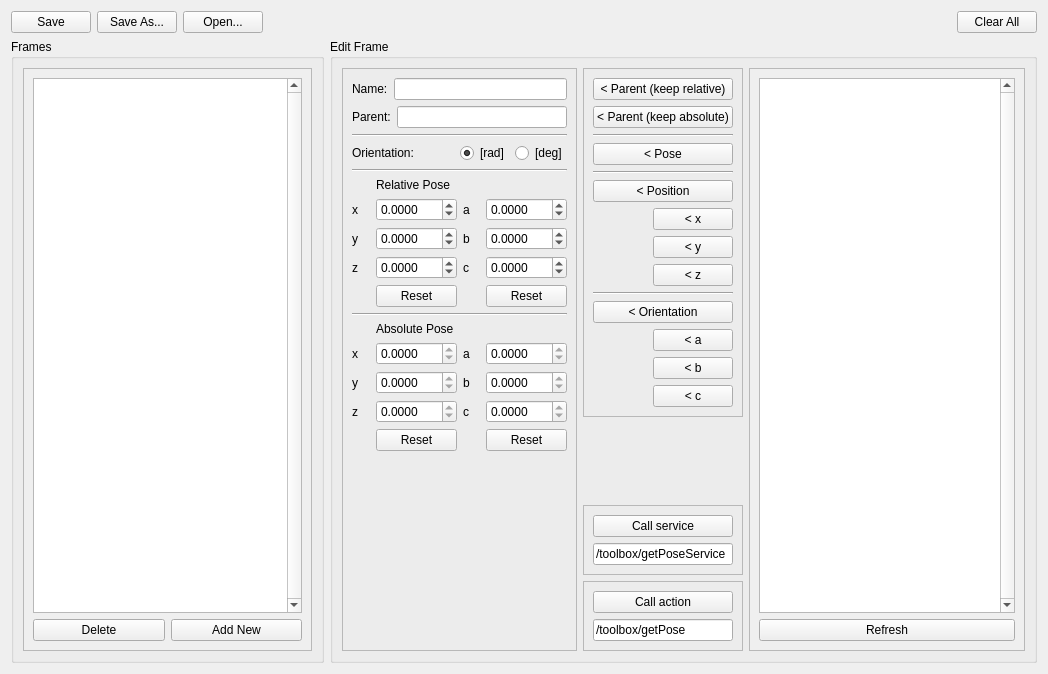
Before: the Qt Designer form frame_editor/src/frame_editor/FrameEditorGUI.ui in ipa320/rqt_frame_editor_plugin, drawn with Qt 5.
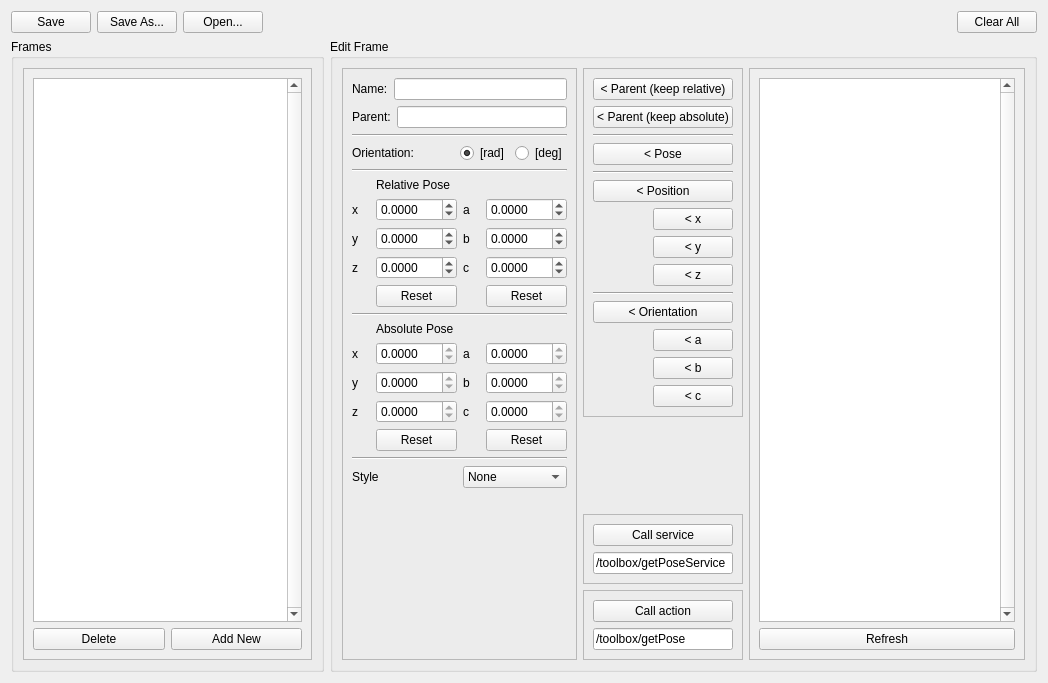
After: the same form once the commit is applied. Icons and pictures are not drawn.

Commit message: frame editor: frame style (cube, sphere, plane) + cleanup

Diff of the .ui file:
```diff
--- a/frame_editor/src/frame_editor/FrameEditorGUI.ui
+++ b/frame_editor/src/frame_editor/FrameEditorGUI.ui
@@ -7,7 +7,7 @@
     <x>0</x>
     <y>0</y>
     <width>1048</width>
-    <height>674</height>
+    <height>683</height>
    </rect>
   </property>
   <property name="windowTitle">
@@ -98,7 +98,7 @@
              <x>0</x>
              <y>0</y>
              <width>223</width>
-             <height>581</height>
+             <height>590</height>
             </rect>
            </property>
            <layout class="QVBoxLayout" name="verticalLayout_5">
@@ -621,6 +621,48 @@
              </item>
             </layout>
            </item>
+           <item>
+            <widget class="Line" name="line_7">
+             <property name="orientation">
+              <enum>Qt::Horizontal</enum>
+             </property>
+            </widget>
+           </item>
+           <item>
+            <layout class="QHBoxLayout" name="horizontalLayout_10">
+             <item>
+              <widget class="QLabel" name="label_18">
+               <property name="text">
+                <string>Style</string>
+               </property>
+              </widget>
+             </item>
+             <item>
+              <widget class="QComboBox" name="combo_style">
+               <item>
+                <property name="text">
+                 <string>None</string>
+                </property>
+               </item>
+               <item>
+                <property name="text">
+                 <string>Cube</string>
+                </property>
+               </item>
+               <item>
+                <property name="text">
+                 <string>Plane</string>
+                </property>
+               </item>
+               <item>
+                <property name="text">
+                 <string>Sphere</string>
+                </property>
+               </item>
+              </widget>
+             </item>
+            </layout>
+           </item>
            <item>
             <spacer name="verticalSpacer_2">
              <property name="orientation">
@@ -869,7 +911,7 @@
              <x>0</x>
              <y>0</y>
              <width>249</width>
-             <height>581</height>
+             <height>590</height>
             </rect>
            </property>
            <layout class="QVBoxLayout" name="verticalLayout_6">
```
The commit also changes 5 other files.
